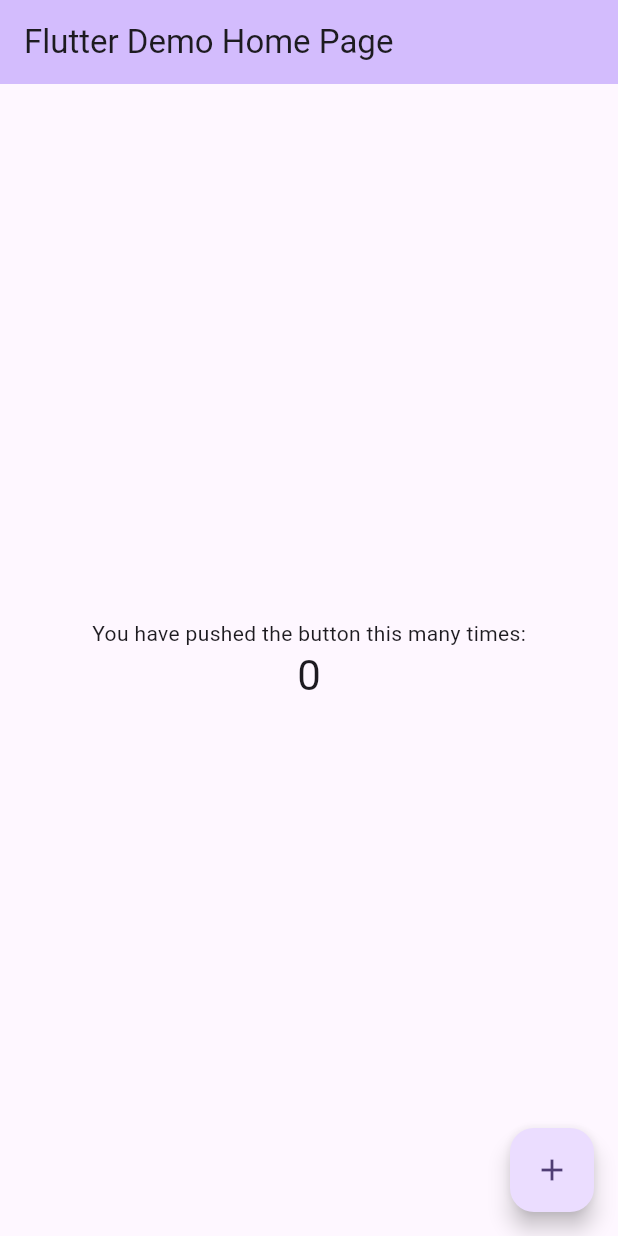
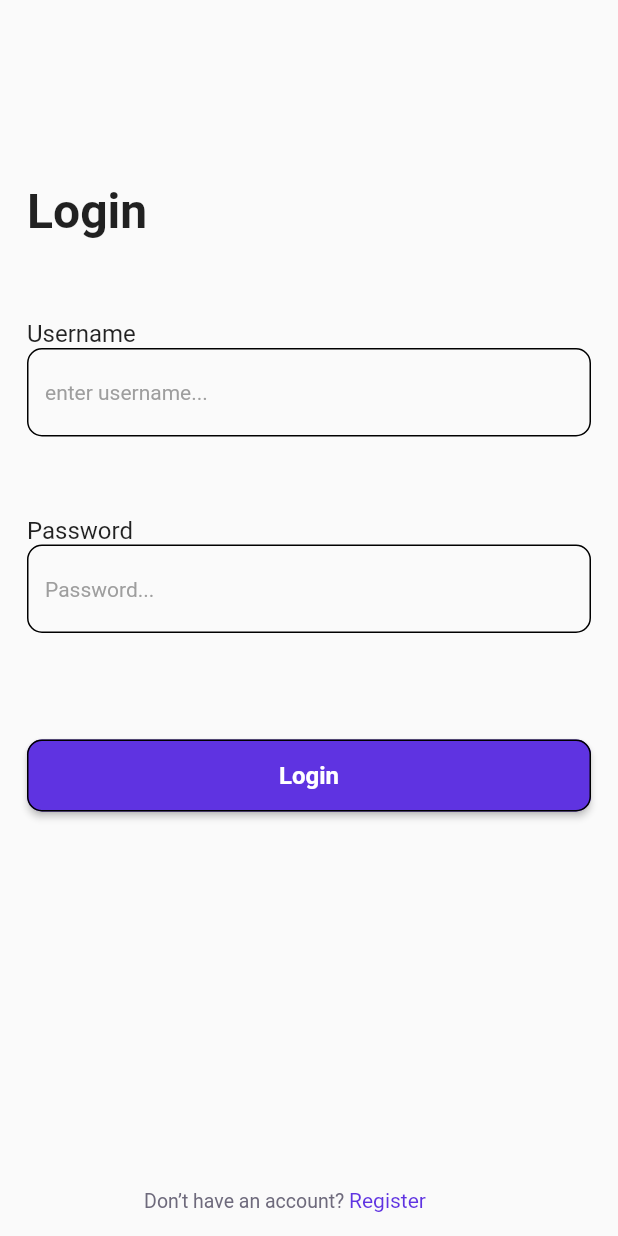
Before and after one commit to YaraZalat/tasky, a Flutter app: the screen it shows after launch, on a phone screen of 412 x 824 dp. Run offline on Flutter 3.47's test engine with Material 2 defaults, Android fonts, the phone set to English and light mode, and no system bars.

Commit message:
feat(auth):feature auth app -build login screen -build register screen -create class validator

```diff
--- /dev/null
+++ b/lib/core/constant/app_key_constant.dart
@@ -0,0 +1,6 @@
+abstract class AppKeyConstant{
+  static const String emailRegex =
+      r"^[a-zA-Z0-9.a-zA-Z0-9.!#$%&'*+-/=?^_`{|}~]+@[a-zA-Z0-9]+\.[a-zA-Z]+";
+  static const String passwordRegex = r'^(?=.*[A-Z])(?=.*\d)[A-Za-z\d@]{6,}$';
+  static const String usernameRegex = r'^[a-zA-Z0-9,.-]+$';
+}
--- /dev/null
+++ b/lib/data/firebase/firebase_auth.dart
@@ -0,0 +1,8 @@
+abstract class FirebaseAuth{
+  static void login({required String username, required String password}){}
+
+
+  static void register({required String username,required String password}){
+
+  }
+}
--- a/lib/main.dart
+++ b/lib/main.dart
@@ -1,125 +1,22 @@
 import 'package:flutter/material.dart';
+import 'package:ttttttt/screens/auth/login_screen.dart';
+import 'package:ttttttt/screens/auth/registerScreen.dart';
 
 void main() {
-  runApp(const MyApp());
+  runApp(TaskyApp ());
 }
+class TaskyApp extends StatelessWidget {
+  const TaskyApp({super.key});
 
-class MyApp extends StatelessWidget {
-  const MyApp({super.key});
-
-  // This widget is the root of your application.
   @override
   Widget build(BuildContext context) {
     return MaterialApp(
-      title: 'Flutter Demo',
-      theme: ThemeData(
-        // This is the theme of your application.
-        //
-        // TRY THIS: Try running your application with "flutter run". You'll see
-        // the application has a blue toolbar. Then, without quitting the app,
-        // try changing the seedColor in the colorScheme below to Colors.green
-        // and then invoke "hot reload" (save your changes or press the "hot
-        // reload" button in a Flutter-supported IDE, or press "r" if you used
-        // the command line to start the app).
-        //
-        // Notice that the counter didn't reset back to zero; the application
-        // state is not lost during the reload. To reset the state, use hot
-        // restart instead.
-        //
-        // This works for code too, not just values: Most code changes can be
-        // tested with just a hot reload.
-        colorScheme: ColorScheme.fromSeed(seedColor: Colors.deepPurple),
-        useMaterial3: true,
-      ),
-      home: const MyHomePage(title: 'Flutter Demo Home Page'),
+      debugShowCheckedModeBanner: false,
+      initialRoute: LoginScreen.routeName,
+      routes: {
+        LoginScreen.routeName: (context)=> LoginScreen(),
+        RegisterScreen.routeName: (context)=> RegisterScreen(),
+      },
     );
   }
 }
-
-class MyHomePage extends StatefulWidget {
-  const MyHomePage({super.key, required this.title});
-
-  // This widget is the home page of your application. It is stateful, meaning
-  // that it has a State object (defined below) that contains fields that affect
-  // how it looks.
-
-  // This class is the configuration for the state. It holds the values (in this
-  // case the title) provided by the parent (in this case the App widget) and
-  // used by the build method of the State. Fields in a Widget subclass are
-  // always marked "final".
-
-  final String title;
-
-  @override
-  State<MyHomePage> createState() => _MyHomePageState();
-}
-
-class _MyHomePageState extends State<MyHomePage> {
-  int _counter = 0;
-
-  void _incrementCounter() {
-    setState(() {
-      // This call to setState tells the Flutter framework that something has
-      // changed in this State, which causes it to rerun the build method below
-      // so that the display can reflect the updated values. If we changed
-      // _counter without calling setState(), then the build method would not be
-      // called again, and so nothing would appear to happen.
-      _counter++;
-    });
-  }
-
-  @override
-  Widget build(BuildContext context) {
-    // This method is rerun every time setState is called, for instance as done
-    // by the _incrementCounter method above.
-    //
-    // The Flutter framework has been optimized to make rerunning build methods
-    // fast, so that you can just rebuild anything that needs updating rather
-    // than having to individually change instances of widgets.
-    return Scaffold(
-      appBar: AppBar(
-        // TRY THIS: Try changing the color here to a specific color (to
-        // Colors.amber, perhaps?) and trigger a hot reload to see the AppBar
-        // change color while the other colors stay the same.
-        backgroundColor: Theme.of(context).colorScheme.inversePrimary,
-        // Here we take the value from the MyHomePage object that was created by
-        // the App.build method, and use it to set our appbar title.
-        title: Text(widget.title),
-      ),
-      body: Center(
-        // Center is a layout widget. It takes a single child and positions it
-        // in the middle of the parent.
-        child: Column(
-          // Column is also a layout widget. It takes a list of children and
-          // arranges them vertically. By default, it sizes itself to fit its
-          // children horizontally, and tries to be as tall as its parent.
-          //
-          // Column has various properties to control how it sizes itself and
-          // how it positions its children. Here we use mainAxisAlignment to
-          // center the children vertically; the main axis here is the vertical
-          // axis because Columns are vertical (the cross axis would be
-          // horizontal).
-          //
-          // TRY THIS: Invoke "debug painting" (choose the "Toggle Debug Paint"
-          // action in the IDE, or press "p" in the console), to see the
-          // wireframe for each widget.
-          mainAxisAlignment: MainAxisAlignment.center,
-          children: <Widget>[
-            const Text(
-              'You have pushed the button this many times:',
-            ),
-            Text(
-              '$_counter',
-              style: Theme.of(context).textTheme.headlineMedium,
-            ),
-          ],
-        ),
-      ),
-      floatingActionButton: FloatingActionButton(
-        onPressed: _incrementCounter,
-        tooltip: 'Increment',
-        child: const Icon(Icons.add),
-      ), // This trailing comma makes auto-formatting nicer for build methods.
-    );
-  }
-}
--- /dev/null
+++ b/lib/screens/auth/login_screen.dart
@@ -0,0 +1,85 @@
+import 'package:flutter/material.dart';
+import 'package:ttttttt/screens/auth/registerScreen.dart';
+import 'package:ttttttt/screens/auth/widgets/textFormFieldWidget.dart';
+import 'package:ttttttt/screens/auth/widgets/materialButtonWidget.dart';
+import 'package:ttttttt/screens/auth/widgets/textRichWidget.dart';
+
+import '../../core/utils/validator_function.dart';
+import '../../data/firebase/firebase_auth.dart';
+class LoginScreen extends StatelessWidget {
+   LoginScreen({super.key});
+  static String routeName= "loginScreen";
+  final TextEditingController username= TextEditingController();
+  final TextEditingController password= TextEditingController();
+  var formKey=GlobalKey <FormState>();
+  @override
+  Widget build(BuildContext context) {
+
+    return Scaffold(
+      body: SingleChildScrollView(
+          padding: const EdgeInsets.symmetric(horizontal: 18.0),
+          child: Form(
+            key: formKey,
+            child: Column(
+              crossAxisAlignment: CrossAxisAlignment.start,
+              children: [
+                SizedBox(height: 122,),
+                Text("Login",
+                  style: TextStyle(
+                    fontSize: 32,
+                    fontWeight: FontWeight.bold,
+                  ),
+                ),
+                SizedBox(height: 53,),
+
+                Text("Username",
+                  style: TextStyle(
+                    fontSize: 16,
+                    fontWeight: FontWeight.w400,
+                  ),
+                ),
+                TextFormFieldWidget(
+                  hintText: "enter username...",
+                  controller: username,
+                  validator:Validator.validateEmail,
+                ),
+                SizedBox(height: 53,),
+
+                Text("Password",
+                  style: TextStyle(
+                      fontSize: 16,
+                      fontWeight: FontWeight.w400
+                  ),
+                ),
+                //Don’t have an account? Register
+                TextFormFieldWidget(
+                  hintText: "Password...",
+                  controller: password,
+                  validator: Validator.validatePassword,
+
+                ),
+                SizedBox(height: 71,),
+
+                MaterialButtonWidget(
+                    title: "Login",
+                    ontap:() {
+                      if(formKey.currentState!.validate()){
+                        FirebaseAuth.login(
+                            password:password.text ,
+                            username:username.text );
+                      }
+
+                    }),
+              ],
+            ),
+          ),
+        ),
+      floatingActionButton: TextRichWidget(
+        mainTitle:"Don’t have an account? " ,
+        subTitle:"Register" ,
+        onTap:() {Navigator.of(context).pushNamed(RegisterScreen.routeName);},
+      )
+      ,
+    );
+  }
+}
--- /dev/null
+++ b/lib/screens/auth/widgets/materialButtonWidget.dart
@@ -0,0 +1,25 @@
+import 'package:flutter/material.dart';
+class MaterialButtonWidget extends StatelessWidget {
+  const MaterialButtonWidget({super.key, required this.title, this.ontap});
+ final String title;
+ final void Function()? ontap;
+  @override
+  Widget build(BuildContext context) {
+    return MaterialButton(
+      minWidth: double.infinity,
+      height: 48,
+      onPressed: ontap,
+      color: Color(0xff5F33E1) ,
+      shape: OutlineInputBorder(borderRadius: BorderRadius.circular(10)),
+      child: Text(title,
+        style: TextStyle(
+          color: Colors.white,
+          fontSize: 16,
+          fontWeight: FontWeight.bold,
+
+        ),
+      ),
+
+    );
+  }
+}
--- /dev/null
+++ b/lib/screens/auth/widgets/textFormFieldWidget.dart
@@ -0,0 +1,41 @@
+import 'package:flutter/material.dart';
+class TextFormFieldWidget extends StatelessWidget {
+  const TextFormFieldWidget({super.key, required this.hintText, this.controller, this.validator});
+  final String hintText;
+  final TextEditingController? controller;
+  final String? Function(String?)? validator;
+  @override
+  Widget build(BuildContext context) {
+    return TextFormField(
+      validator: validator,
+      controller: controller,
+      decoration: InputDecoration(
+        hintText: hintText,
+        hintStyle: TextStyle(
+            fontSize: 14,
+            color: Colors.grey
+        ),
+        focusedBorder: OutlineInputBorder(
+            borderRadius: BorderRadius.circular(10),
+            borderSide: BorderSide(
+                color: Color(0xff5F33E1)
+            )
+        ),
+        enabledBorder: OutlineInputBorder(
+          borderRadius: BorderRadius.circular(10),
+        ) ,
+        errorBorder: OutlineInputBorder(
+            borderRadius: BorderRadius.circular(10),
+            borderSide: BorderSide(
+                color:Colors.red )
+        ),
+        focusedErrorBorder: OutlineInputBorder(
+          borderSide: BorderSide(
+            color: Colors.red,
+          ),
+          borderRadius: BorderRadius.circular(10)
+        )
+      ),
+    );
+  }
+}
--- /dev/null
+++ b/lib/screens/auth/widgets/textRichWidget.dart
@@ -0,0 +1,32 @@
+import "package:flutter/material.dart";
+class TextRichWidget extends StatelessWidget {
+  const TextRichWidget({super.key, required this.mainTitle, required this.subTitle, this.onTap});
+  final String mainTitle;
+  final String subTitle;
+  final void Function()? onTap;
+
+  @override
+  Widget build(BuildContext context) {
+    return Align(
+      alignment: Alignment.bottomCenter,
+      child: GestureDetector(
+        onTap: onTap,
+        child: Text.rich(TextSpan(
+            children: [
+              TextSpan(text: mainTitle),
+              TextSpan(text: subTitle,
+                  style:TextStyle(
+                      color: Color(0xff5F33E1),
+                      fontSize: 14
+                  ) ),
+            ]
+        ),
+          style: TextStyle(
+              fontSize: 13,
+              color: Color(0xff6E6A7C)
+          ),
+        ),
+      ),
+    );
+  }
+}
```
Also changed, not shown: lib/core/utils/validator_function.dart (added, +68 -0 lines), lib/screens/auth/registerScreen.dart (added, +102 -0 lines).
